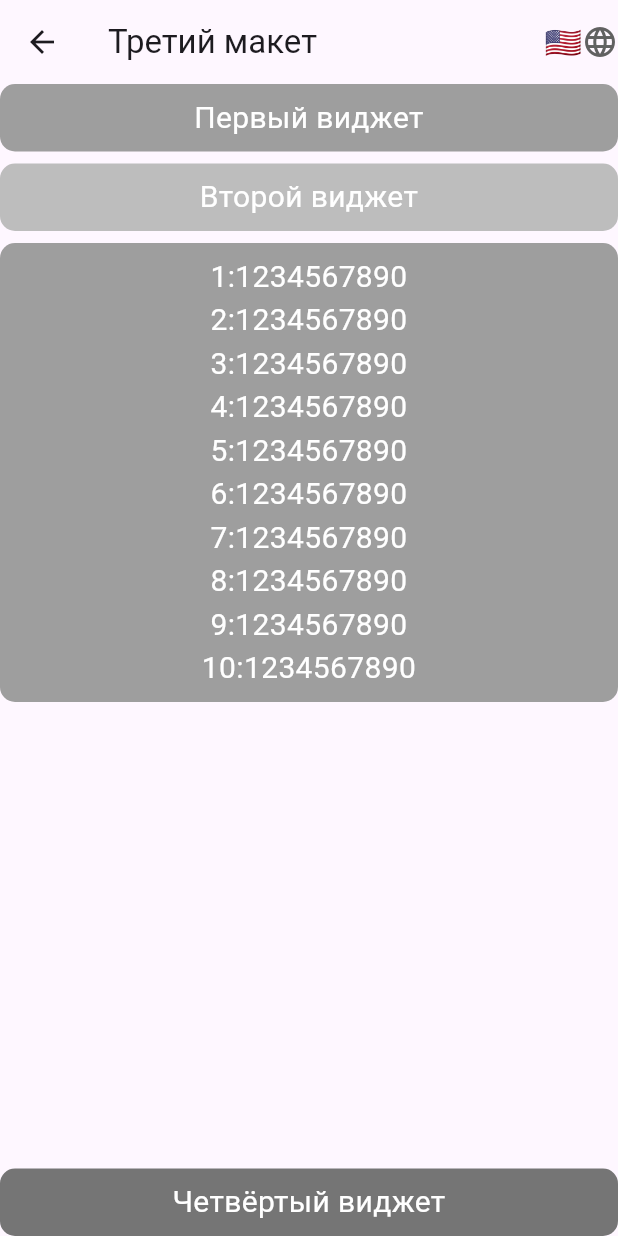
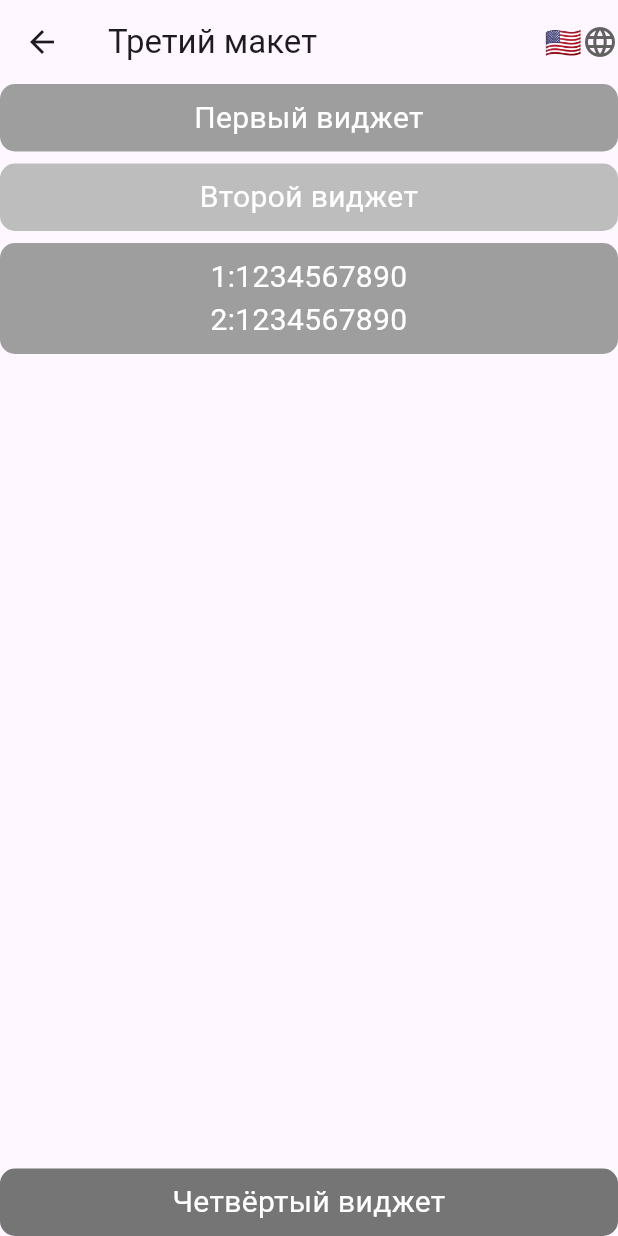
Before and after one commit to tanyashybko/Valid_email, a Flutter app: the LargeSmallLayout screen opened by its route, on a phone screen of 412 x 824 dp. Run offline on Flutter 3.47's test engine with Material 3 defaults, Android fonts, the phone set to English and light mode, and no system bars; our stand-ins replace email_validator; generated files the repository leaves out were written again.

Commit message:
Fixed bugs

```diff
--- a/valid_email/lib/l10n/arb/app_en.arb
+++ b/valid_email/lib/l10n/arb/app_en.arb
@@ -21,7 +21,7 @@
   "largeSmallTitle": "Третий макет",
   "firstWidget": "Первый виджет",
   "secondWidget": "Второй виджет",
-  "thirdWidget": "1:1234567890\n2:1234567890\n3:1234567890\n4:1234567890\n5:1234567890\n6:1234567890\n7:1234567890\n8:1234567890\n9:1234567890\n10:1234567890",
+  "thirdWidget": "1:1234567890\n2:1234567890",
   "fourthWidget": "Четвёртый виджет",
   "layoutPage": "Открыть вторую страницу",
   "layoutThirdPage": "Открыть третью страницу"
--- a/valid_email/lib/layout/large_small_layout.dart
+++ b/valid_email/lib/layout/large_small_layout.dart
@@ -18,39 +18,29 @@ class LargeSmallLayout extends StatelessWidget {
       ),
       body: LayoutBuilder(
         builder: (context, constraints) {
-          if (constraints.maxHeight > 450) {
-            // Large screen layout
-            return Column(
-              children: [
-                CustomLayoutWidget(color: Colors.grey, text: l10n.firstWidget),
-                const SizedBox(height: 8.0),
-                CustomLayoutWidget(color: Colors.grey[400]!, text: l10n.secondWidget),
-                const SizedBox(height: 8.0),
-                CustomLayoutWidget(color: Colors.grey[500]!, text: l10n.thirdWidget),
-                const Spacer(), // Dynamic space
-                CustomLayoutWidget(color: Colors.grey[600]!, text: l10n.fourthWidget),
-              ],
-            );
-          } else {
-            // Small screen layout with scroll
           return SingleChildScrollView(
-              child: Padding(
-                padding: const EdgeInsets.all(16.0),
+              child: ConstrainedBox(
+            constraints: BoxConstraints(minHeight: constraints.maxHeight),
+            child: IntrinsicHeight(
               child: Column(
                 crossAxisAlignment: CrossAxisAlignment.stretch,
                 children: [
-                    CustomLayoutWidget(color: Colors.grey, text: l10n.firstWidget),
+                  CustomLayoutWidget(
+                      color: Colors.grey, text: l10n.firstWidget),
                   const SizedBox(height: 8.0),
-                    CustomLayoutWidget(color: Colors.grey[400]!, text: l10n.secondWidget),
+                  CustomLayoutWidget(
+                      color: Colors.grey[400]!, text: l10n.secondWidget),
                   const SizedBox(height: 8.0),
-                    CustomLayoutWidget(color: Colors.grey[500]!, text: l10n.thirdWidget),
+                  CustomLayoutWidget(
+                      color: Colors.grey[500]!, text: l10n.thirdWidget),
                   const SizedBox(height: 8.0),
-                    CustomLayoutWidget(color: Colors.grey[600]!, text: l10n.fourthWidget),
+                  const Spacer(),
+                  CustomLayoutWidget(
+                      color: Colors.grey[600]!, text: l10n.fourthWidget),
                 ],
               ),
             ),
-            );
-          }
+          ));
         },
       ),
     );
```
Lines whose indentation alone changed are shown as unchanged.
